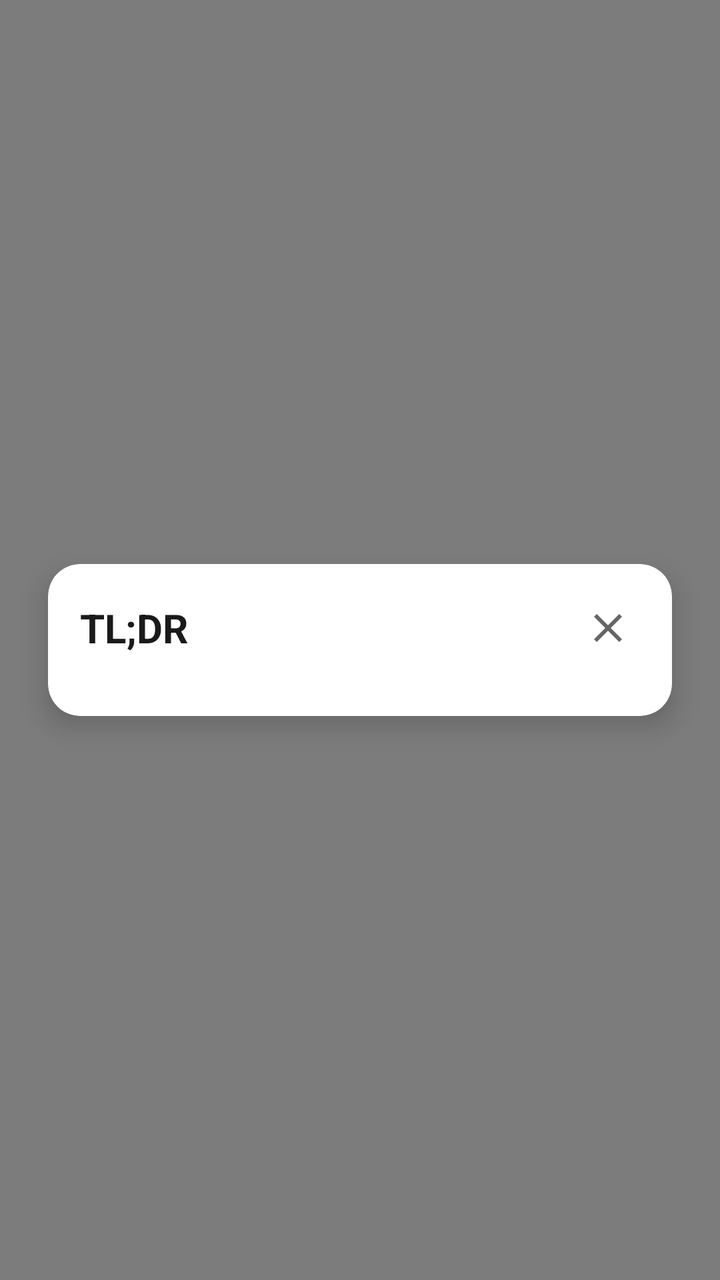
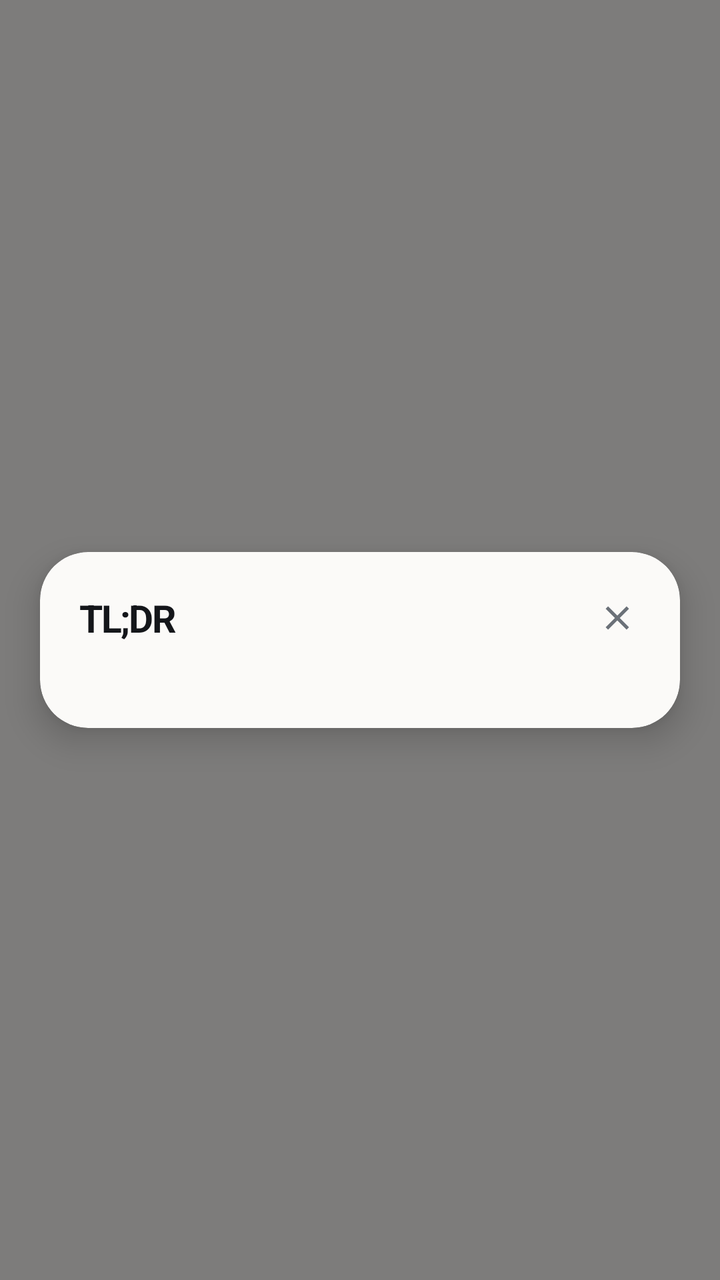

The first picture is an Android layout as it rendered before a commit; the second is the same layout after the commit. The layout source and the unified diff follow.
<!-- AndroidManifest.xml: application theme Theme.Tldrai -->
<!-- res/layout/floating_card_expanded.xml -->
<?xml version="1.0" encoding="utf-8"?>
<FrameLayout xmlns:android="http://schemas.android.com/apk/res/android"
    xmlns:app="http://schemas.android.com/apk/res-auto"
    android:layout_width="match_parent"
    android:layout_height="match_parent"
    android:background="#80000000"
    android:clickable="true"
    android:focusable="true">

    <androidx.cardview.widget.CardView
        android:id="@+id/summaryCard"
        android:layout_width="match_parent"
        android:layout_height="wrap_content"
        android:layout_gravity="center"
        android:layout_margin="24dp"
        app:cardCornerRadius="16dp"
        app:cardElevation="8dp"
        app:cardBackgroundColor="#FFFFFF">

        <LinearLayout
            android:layout_width="match_parent"
            android:layout_height="wrap_content"
            android:orientation="vertical"
            android:padding="16dp">

            
            <RelativeLayout
                android:layout_width="match_parent"
                android:layout_height="wrap_content"
                android:layout_marginBottom="12dp">

                <TextView
                    android:layout_width="wrap_content"
                    android:layout_height="wrap_content"
                    android:layout_alignParentStart="true"
                    android:layout_centerVertical="true"
                    android:text="TL;DR"
                    android:textSize="20sp"
                    android:textStyle="bold"
                    android:textColor="#1a1a1a" />

                <ImageView
                    android:id="@+id/closeButton"
                    android:layout_width="32dp"
                    android:layout_height="32dp"
                    android:layout_alignParentEnd="true"
                    android:layout_centerVertical="true"
                    android:src="@drawable/ic_close"
                    android:padding="4dp"
                    android:background="?android:attr/selectableItemBackgroundBorderless"
                    android:contentDescription="Close" />

            </RelativeLayout>

            
            <LinearLayout
                android:layout_width="match_parent"
                android:layout_height="wrap_content"
                android:orientation="vertical"
                android:gravity="center"
                android:id="@+id/loadingLayout"
                android:visibility="gone">

                <ProgressBar
                    android:id="@+id/progressBar"
                    android:layout_width="48dp"
                    android:layout_height="48dp"
                    android:layout_marginTop="32dp" />

                <TextView
                    android:id="@+id/loadingStatusText"
                    android:layout_width="match_parent"
                    android:layout_height="wrap_content"
                    android:layout_marginTop="8dp"
                    android:layout_marginBottom="32dp"
                    android:paddingHorizontal="8dp"
                    android:textSize="13sp"
                    android:textColor="#888888"
                    android:textStyle="italic"
                    android:gravity="start"
                    android:maxLines="6"
                    android:ellipsize="start"
                    android:text="Loading..." />

            </LinearLayout>

            
            <TextView
                android:id="@+id/errorText"
                android:layout_width="match_parent"
                android:layout_height="wrap_content"
                android:textColor="#F44336"
                android:textSize="14sp"
                android:gravity="center"
                android:layout_marginVertical="16dp"
                android:visibility="gone" />

            
            <LinearLayout
                android:id="@+id/contentLayout"
                android:layout_width="match_parent"
                android:layout_height="wrap_content"
                android:orientation="vertical"
                android:visibility="gone">

                
                <TextView
                    android:id="@+id/titleText"
                    android:layout_width="match_parent"
                    android:layout_height="wrap_content"
                    android:textSize="16sp"
                    android:textStyle="bold"
                    android:textColor="#333333"
                    android:layout_marginBottom="12dp"
                    android:maxLines="3"
                    android:ellipsize="end" />

                
                <LinearLayout
                    android:layout_width="match_parent"
                    android:layout_height="wrap_content"
                    android:orientation="horizontal"
                    android:gravity="center_vertical"
                    android:layout_marginBottom="8dp">

                    <TextView
                        android:layout_width="wrap_content"
                        android:layout_height="wrap_content"
                        android:text="Clickbait: "
                        android:textSize="14sp"
                        android:textColor="#666666" />

                    <TextView
                        android:id="@+id/scoreText"
                        android:layout_width="wrap_content"
                        android:layout_height="wrap_content"
                        android:textSize="14sp"
                        android:textStyle="bold" />

                </LinearLayout>

                <ProgressBar
                    android:id="@+id/scoreBar"
                    style="@android:style/Widget.ProgressBar.Horizontal"
                    android:layout_width="match_parent"
                    android:layout_height="8dp"
                    android:max="100"
                    android:layout_marginBottom="16dp" />

                
                <TextView
                    android:id="@+id/summaryText"
                    android:layout_width="match_parent"
                    android:layout_height="wrap_content"
                    android:textSize="15sp"
                    android:textColor="#1a1a1a"
                    android:lineSpacingMultiplier="1.3" />

            </LinearLayout>

        </LinearLayout>

    </androidx.cardview.widget.CardView>

</FrameLayout>
<!-- resources referenced by this layout -->
<resources>
  <!-- drawable ic_close (drawable) -->
  <?xml version="1.0" encoding="utf-8"?>
  <vector xmlns:android="http://schemas.android.com/apk/res/android"
      android:width="24dp"
      android:height="24dp"
      android:viewportWidth="24"
      android:viewportHeight="24"
      android:tint="#666666">
      <path
          android:fillColor="#666666"
          android:pathData="M19,6.41L17.59,5 12,10.59 6.41,5 5,6.41 10.59,12 5,17.59 6.41,19 12,13.41 17.59,19 19,17.59 13.41,12z" />
  </vector>
  <style name="Theme.Tldrai" parent="android:Theme.Material.Light.NoActionBar" />
</resources>

<!-- the commit's change to res/layout/floating_card_expanded.xml (unified diff, before → after) -->
@@ -3,7 +3,7 @@
     xmlns:app="http://schemas.android.com/apk/res-auto"
     android:layout_width="match_parent"
     android:layout_height="match_parent"
-    android:background="#80000000"
+    android:background="@color/card_scrim"
     android:clickable="true"
     android:focusable="true">
 
@@ -12,75 +12,94 @@
         android:layout_width="match_parent"
         android:layout_height="wrap_content"
         android:layout_gravity="center"
-        android:layout_margin="24dp"
-        app:cardCornerRadius="16dp"
-        app:cardElevation="8dp"
-        app:cardBackgroundColor="#FFFFFF">
+        android:layout_margin="20dp"
+        app:cardCornerRadius="24dp"
+        app:cardElevation="10dp"
+        app:cardBackgroundColor="@color/card_surface">
 
         <LinearLayout
             android:layout_width="match_parent"
             android:layout_height="wrap_content"
             android:orientation="vertical"
-            android:padding="16dp">
+            android:paddingHorizontal="20dp"
+            android:paddingTop="16dp"
+            android:paddingBottom="20dp">
 
             
             <RelativeLayout
                 android:layout_width="match_parent"
                 android:layout_height="wrap_content"
-                android:layout_marginBottom="12dp">
+                android:layout_marginBottom="18dp">
 
                 <TextView
                     android:layout_width="wrap_content"
                     android:layout_height="wrap_content"
                     android:layout_alignParentStart="true"
                     android:layout_centerVertical="true"
+                    android:letterSpacing="-0.04"
                     android:text="TL;DR"
-                    android:textSize="20sp"
-                    android:textStyle="bold"
-                    android:textColor="#1a1a1a" />
+                    android:textColor="@color/card_on_surface"
+                    android:textSize="19sp"
+                    android:textStyle="bold" />
 
                 <ImageView
                     android:id="@+id/closeButton"
-                    android:layout_width="32dp"
-                    android:layout_height="32dp"
+                    android:layout_width="34dp"
+                    android:layout_height="34dp"
                     android:layout_alignParentEnd="true"
                     android:layout_centerVertical="true"
-                    android:src="@drawable/ic_close"
-                    android:padding="4dp"
+                    android:layout_marginEnd="-6dp"
                     android:background="?android:attr/selectableItemBackgroundBorderless"
-                    android:contentDescription="Close" />
+                    android:contentDescription="Close"
+                    android:padding="7dp"
+                    android:src="@drawable/ic_close" />
 
             </RelativeLayout>
 
             
             <LinearLayout
+                android:id="@+id/loadingLayout"
                 android:layout_width="match_parent"
                 android:layout_height="wrap_content"
+                android:layout_marginBottom="8dp"
                 android:orientation="vertical"
-                android:gravity="center"
-                android:id="@+id/loadingLayout"
                 android:visibility="gone">
 
-                <ProgressBar
-                    android:id="@+id/progressBar"
-                    android:layout_width="48dp"
-                    android:layout_height="48dp"
-                    android:layout_marginTop="32dp" />
+                <LinearLayout
+                    android:layout_width="wrap_content"
+                    android:layout_height="wrap_content"
+                    android:gravity="center_vertical"
+                    android:orientation="horizontal">
+
+                    <ProgressBar
+                        android:id="@+id/progressBar"
+                        android:layout_width="15dp"
+                        android:layout_height="15dp"
+                        android:indeterminateTint="@color/card_on_surface" />
+
+                    <TextView
+                        android:id="@+id/loadingLabel"
+                        android:layout_width="wrap_content"
+                        android:layout_height="wrap_content"
+                        android:layout_marginStart="11dp"
+                        android:letterSpacing="0.1"
+                        android:text="READING THE ARTICLE"
+                        android:textColor="@color/card_on_surface"
+                        android:textSize="11sp"
+                        android:textStyle="bold" />
+
+                </LinearLayout>
 
                 <TextView
                     android:id="@+id/loadingStatusText"
                     android:layout_width="match_parent"
                     android:layout_height="wrap_content"
-                    android:layout_marginTop="8dp"
-                    android:layout_marginBottom="32dp"
-                    android:paddingHorizontal="8dp"
-                    android:textSize="13sp"
-                    android:textColor="#888888"
-                    android:textStyle="italic"
-                    android:gravity="start"
+                    android:layout_marginTop="14dp"
+                    android:ellipsize="start"
                     android:maxLines="6"
-                    android:ellipsize="start"
-                    android:text="Loading..." />
+                    android:textColor="@color/card_muted"
+                    android:textSize="12sp"
+                    android:visibility="gone" />
 
             </LinearLayout>
 
@@ -89,13 +108,11 @@
                 android:id="@+id/errorText"
                 android:layout_width="match_parent"
                 android:layout_height="wrap_content"
-                android:textColor="#F44336"
+                android:layout_marginBottom="4dp"
+                android:textColor="@color/verdict_bait"
                 android:textSize="14sp"
-                android:gravity="center"
-                android:layout_marginVertical="16dp"
                 android:visibility="gone" />
 
-            
             <LinearLayout
                 android:id="@+id/contentLayout"
                 android:layout_width="match_parent"
@@ -108,53 +125,38 @@
                     android:id="@+id/titleText"
                     android:layout_width="match_parent"
                     android:layout_height="wrap_content"
-                    android:textSize="16sp"
-                    android:textStyle="bold"
-                    android:textColor="#333333"
-                    android:layout_marginBottom="12dp"
+                    android:layout_marginBottom="16dp"
+                    android:ellipsize="end"
                     android:maxLines="3"
-                    android:ellipsize="end" />
+                    android:textColor="@color/card_muted"
+                    android:textSize="13sp" />
 
-                
-                <LinearLayout
+                <TextView
+                    android:id="@+id/scoreText"
                     android:layout_width="match_parent"
                     android:layout_height="wrap_content"
-                    android:orientation="horizontal"
-                    android:gravity="center_vertical"
-                    android:layout_marginBottom="8dp">
-
-                    <TextView
-                        android:layout_width="wrap_content"
-                        android:layout_height="wrap_content"
-                        android:text="Clickbait: "
-                        android:textSize="14sp"
-                        android:textColor="#666666" />
-
-                    <TextView
-                        android:id="@+id/scoreText"
-                        android:layout_width="wrap_content"
-                        android:layout_height="wrap_content"
-                        android:textSize="14sp"
-                        android:textStyle="bold" />
-
-                </LinearLayout>
+                    android:layout_marginBottom="9dp"
+                    android:letterSpacing="0.1"
+                    android:textSize="11sp"
+                    android:textStyle="bold" />
 
                 <ProgressBar
                     android:id="@+id/scoreBar"
                     style="@android:style/Widget.ProgressBar.Horizontal"
                     android:layout_width="match_parent"
-                    android:layout_height="8dp"
+                    android:layout_height="6dp"
+                    android:layout_marginBottom="20dp"
                     android:max="100"
-                    android:layout_marginBottom="16dp" />
+                    android:progressDrawable="@drawable/meter_track" />
 
-                
                 <TextView
                     android:id="@+id/summaryText"
                     android:layout_width="match_parent"
                     android:layout_height="wrap_content"
-                    android:textSize="15sp"
-                    android:textColor="#1a1a1a"
-                    android:lineSpacingMultiplier="1.3" />
+                    android:fontFamily="serif"
+                    android:lineSpacingMultiplier="1.35"
+                    android:textColor="@color/card_on_surface"
+                    android:textSize="17sp" />
 
             </LinearLayout>
 
<!-- resource entries referenced after the edit -->
@@ -1,5 +1,10 @@
 <!-- resources referenced by this layout -->
 <resources>
+  <color name="card_muted">#6B7178</color>
+  <color name="card_on_surface">#14161A</color>
+  <color name="card_scrim">#80000000</color>
+  <color name="card_surface">#FBFAF8</color>
+  <color name="verdict_bait">#C0433A</color>
   <!-- drawable ic_close (drawable) -->
   <?xml version="1.0" encoding="utf-8"?>
   <vector xmlns:android="http://schemas.android.com/apk/res/android"
@@ -7,11 +12,40 @@
       android:height="24dp"
       android:viewportWidth="24"
       android:viewportHeight="24"
-      android:tint="#666666">
+      android:tint="@color/card_muted">
       <path
           android:fillColor="#666666"
           android:pathData="M19,6.41L17.59,5 12,10.59 6.41,5 5,6.41 10.59,12 5,17.59 6.41,19 12,13.41 17.59,19 19,17.59 13.41,12z" />
   </vector>
-  <style name="Theme.Tldrai" parent="android:Theme.Material.Light.NoActionBar" />
+  <!-- drawable meter_track (drawable) -->
+  <?xml version="1.0" encoding="utf-8"?>
+  <layer-list xmlns:android="http://schemas.android.com/apk/res/android">
+      <item android:id="@android:id/background">
+          <shape android:shape="rectangle">
+              <corners android:radius="3dp" />
+              <solid android:color="@color/card_outline" />
+          </shape>
+      </item>
+      <item android:id="@android:id/progress">
+          <clip>
+              <shape android:shape="rectangle">
+                  <corners android:radius="3dp" />
+                  <solid android:color="@color/card_on_surface" />
+              </shape>
+          </clip>
+      </item>
+  </layer-list>
+  <style name="Theme.Tldrai" parent="android:Theme.Material.Light.NoActionBar">
+          
+          <item name="android:windowBackground">@color/window_background</item>
+          <item name="android:statusBarColor">@android:color/transparent</item>
+          <item name="android:navigationBarColor">@android:color/transparent</item>
+          <item name="android:windowLightStatusBar">true</item>
+          <item name="android:windowLightNavigationBar">true</item>
+          <item name="android:enforceStatusBarContrast">false</item>
+          <item name="android:enforceNavigationBarContrast">false</item>
+      </style>
+  <color name="card_outline">#DCDAD3</color>
+  <color name="window_background">#FBFAF8</color>
 </resources>
 
